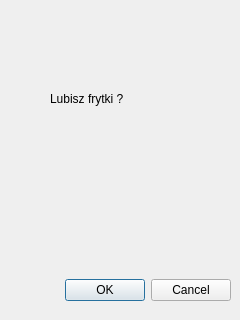
The window that evilpostman/gui/dialog.ui (jaroslaw-wieczorek/Modifing_Packets_On-The-Fly_In_SCAPY) describes before a commit, drawn with Qt 5.
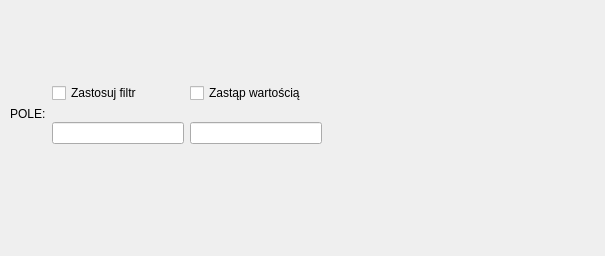
The same window after the commit.

Commit message: remove column with packet number from UI

Diff of the .ui file:
```diff
--- a/evilpostman/gui/dialog.ui
+++ b/evilpostman/gui/dialog.ui
@@ -6,41 +6,59 @@
    <rect>
     <x>0</x>
     <y>0</y>
-    <width>240</width>
-    <height>320</height>
+    <width>605</width>
+    <height>256</height>
    </rect>
   </property>
   <property name="windowTitle">
    <string>Dialog</string>
   </property>
-  <widget class="QDialogButtonBox" name="buttonBox">
+  <widget class="QWidget" name="horizontalLayoutWidget">
    <property name="geometry">
     <rect>
      <x>10</x>
-     <y>270</y>
-     <width>221</width>
-     <height>41</height>
+     <y>70</y>
+     <width>312</width>
+     <height>88</height>
     </rect>
    </property>
-   <property name="orientation">
-    <enum>Qt::Horizontal</enum>
-   </property>
-   <property name="standardButtons">
-    <set>QDialogButtonBox::Cancel|QDialogButtonBox::Ok</set>
-   </property>
-  </widget>
-  <widget class="QLabel" name="label">
-   <property name="geometry">
-    <rect>
-     <x>50</x>
-     <y>90</y>
-     <width>151</width>
-     <height>17</height>
-    </rect>
-   </property>
-   <property name="text">
-    <string>Lubisz frytki ? </string>
-   </property>
+   <layout class="QHBoxLayout" name="horizontal_layout">
+    <item>
+     <widget class="QLabel" name="field_label">
+      <property name="text">
+       <string>POLE:</string>
+      </property>
+     </widget>
+    </item>
+    <item>
+     <layout class="QVBoxLayout" name="vertical_layout">
+      <item>
+       <widget class="QCheckBox" name="field_box_use_filter">
+        <property name="text">
+         <string>Zastosuj filtr</string>
+        </property>
+       </widget>
+      </item>
+      <item>
+       <widget class="QLineEdit" name="field_line_edit_filter"/>
+      </item>
+     </layout>
+    </item>
+    <item>
+     <layout class="QVBoxLayout" name="vertical_layout_2">
+      <item>
+       <widget class="QCheckBox" name="field_box_use_filter_2">
+        <property name="text">
+         <string>Zastąp wartością</string>
+        </property>
+       </widget>
+      </item>
+      <item>
+       <widget class="QLineEdit" name="lineEdit"/>
+      </item>
+     </layout>
+    </item>
+   </layout>
   </widget>
  </widget>
  <resources/>
```
Left out of the diff: 35 changed lines with no effect on the pictures. The commit also changes 4 other files.
